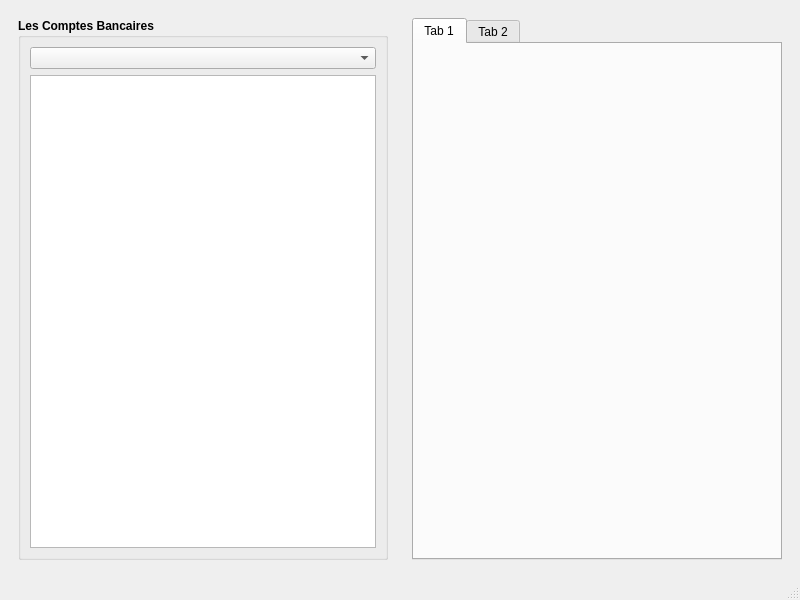
Old version of the form ui/mainwindow.ui in the repository ICyam-dev/ICyamBank.
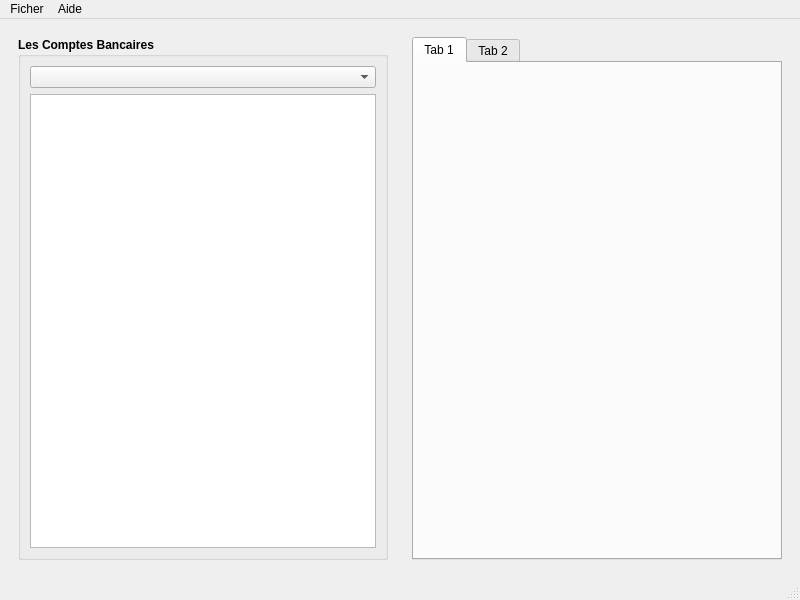
New version of the form. Icons and pictures are not drawn.

What changed in the file:
```diff
--- a/ui/mainwindow.ui
+++ b/ui/mainwindow.ui
@@ -109,9 +109,25 @@
      <x>0</x>
      <y>0</y>
      <width>800</width>
-     <height>24</height>
+     <height>42</height>
     </rect>
    </property>
+   <widget class="QMenu" name="menuFile">
+    <property name="title">
+     <string>Ficher</string>
+    </property>
+    <addaction name="actionBank"/>
+    <addaction name="actionAccount"/>
+    <addaction name="actionGroup"/>
+   </widget>
+   <widget class="QMenu" name="menuHelp">
+    <property name="title">
+     <string>Aide</string>
+    </property>
+    <addaction name="actionAbout"/>
+   </widget>
+   <addaction name="menuFile"/>
+   <addaction name="menuHelp"/>
   </widget>
   <widget class="QStatusBar" name="mainStatusbar"/>
  </widget>
```
Left out of the diff: 36 changed lines with no effect on the pictures.
